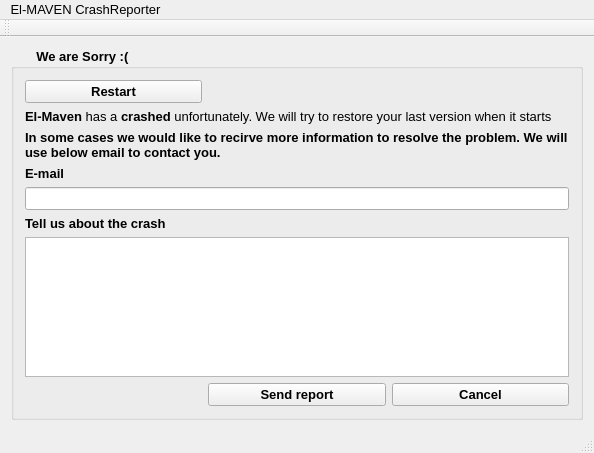
This is CrashReporter/mainwindow.ui in ElucidataInc/ElMaven as Qt 5 draws it before an edit. The edited form follows.
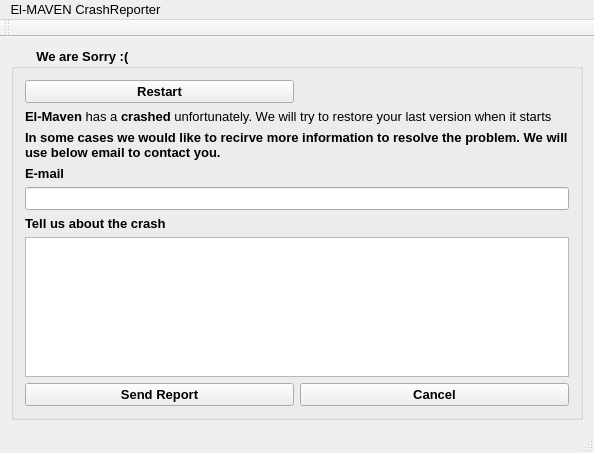
This is the edited form.

Commit message: fix: made it mainwindow compatable with windows

The edit to the form file:
```diff
--- a/CrashReporter/mainwindow.ui
+++ b/CrashReporter/mainwindow.ui
@@ -26,7 +26,7 @@
   </property>
   <widget class="QWidget" name="centralWidget">
    <layout class="QGridLayout" name="gridLayout_2">
-    <item row="1" column="0">
+    <item row="0" column="0">
      <widget class="QGroupBox" name="groupBox">
       <property name="font">
        <font>
@@ -38,22 +38,10 @@
        <string>       We are Sorry :(</string>
       </property>
       <layout class="QGridLayout" name="gridLayout">
-       <item row="4" column="0" colspan="3">
+       <item row="6" column="0" colspan="2">
         <widget class="QLineEdit" name="lineEdit"/>
        </item>
-       <item row="8" column="2">
-        <widget class="QPushButton" name="cancel">
-         <property name="font">
-          <font>
-           <pointsize>10</pointsize>
-          </font>
-         </property>
-         <property name="text">
-          <string>Cancel</string>
-         </property>
-        </widget>
-       </item>
-       <item row="3" column="0">
+       <item row="5" column="0">
         <widget class="QLabel" name="label_3">
          <property name="font">
           <font>
@@ -67,31 +55,10 @@
          </property>
         </widget>
        </item>
-       <item row="8" column="1">
-        <widget class="QPushButton" name="send_report">
-         <property name="font">
-          <font>
-           <pointsize>10</pointsize>
-          </font>
-         </property>
-         <property name="text">
-          <string>Send report</string>
-         </property>
-        </widget>
+       <item row="8" column="0" rowspan="2" colspan="2">
+        <widget class="QPlainTextEdit" name="plainTextEdit"/>
        </item>
-       <item row="0" column="0">
-        <widget class="QPushButton" name="restart">
-         <property name="font">
-          <font>
-           <pointsize>10</pointsize>
-          </font>
-         </property>
-         <property name="text">
-          <string>Restart</string>
-         </property>
-        </widget>
-       </item>
-       <item row="2" column="0" colspan="3">
+       <item row="2" column="0" colspan="2">
         <widget class="QLabel" name="label_5">
          <property name="font">
           <font>
@@ -106,10 +73,7 @@
          </property>
         </widget>
        </item>
-       <item row="6" column="0" rowspan="2" colspan="3">
-        <widget class="QPlainTextEdit" name="plainTextEdit"/>
-       </item>
-       <item row="5" column="0">
+       <item row="7" column="0">
         <widget class="QLabel" name="label">
          <property name="font">
           <font>
@@ -123,7 +87,7 @@
          </property>
         </widget>
        </item>
-       <item row="1" column="0" colspan="3">
+       <item row="1" column="0" colspan="2">
         <widget class="QLabel" name="label_4">
          <property name="font">
           <font>
@@ -144,17 +108,37 @@
          </property>
         </widget>
        </item>
+       <item row="0" column="0">
+        <widget class="QPushButton" name="pushButton">
+         <property name="text">
+          <string>Restart</string>
+         </property>
+        </widget>
+       </item>
+       <item row="10" column="0">
+        <widget class="QPushButton" name="pushButton_3">
+         <property name="text">
+          <string>Send Report</string>
+         </property>
+        </widget>
+       </item>
+       <item row="10" column="1">
+        <widget class="QPushButton" name="pushButton_2">
+         <property name="text">
+          <string>Cancel</string>
+         </property>
+        </widget>
+       </item>
       </layout>
       <zorder>plainTextEdit</zorder>
-      <zorder>plainTextEdit</zorder>
       <zorder>label_4</zorder>
       <zorder>label_5</zorder>
       <zorder>label</zorder>
       <zorder>lineEdit</zorder>
       <zorder>label_3</zorder>
-      <zorder>cancel</zorder>
-      <zorder>send_report</zorder>
-      <zorder>restart</zorder>
+      <zorder>pushButton</zorder>
+      <zorder>pushButton_3</zorder>
+      <zorder>pushButton_2</zorder>
      </widget>
     </item>
    </layout>
```
The commit also changes 3 other files.
